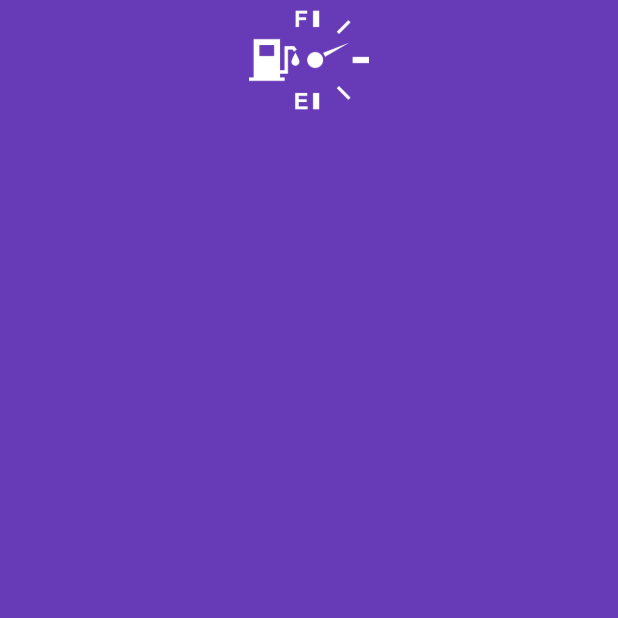
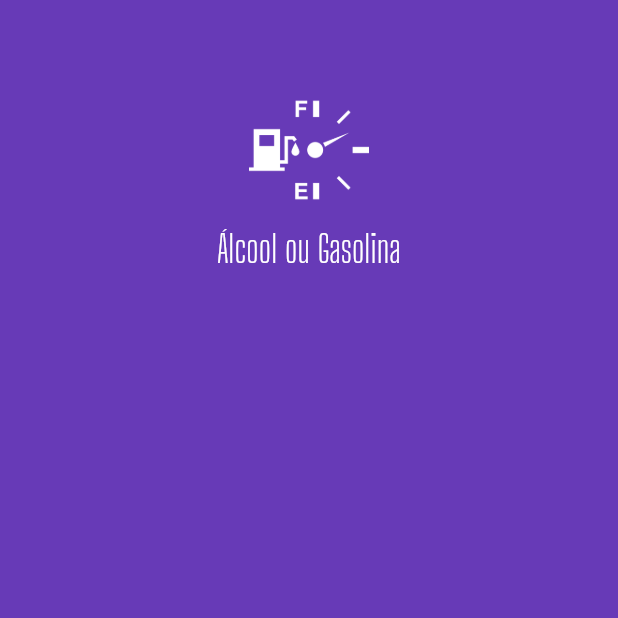
Before and after one commit to enilsonfilho/aog, a Flutter app: the screen it shows after launch, on a phone screen of 412 x 824 dp, the top half of it. Run offline on Flutter 3.47's test engine with Material 2 defaults, Android fonts, the phone set to English and light mode, and no system bars.

Commit message:
Add title

```diff
--- a/lib/main.dart
+++ b/lib/main.dart
@@ -28,10 +28,25 @@ class HomePage extends StatelessWidget {
       backgroundColor: Theme.of(context).primaryColor,
       body: ListView(
         children: <Widget>[
+          const SizedBox(
+            height: 60,
+          ),
           Image.asset(
             "assets/images/aog-white.png",
             height: 80,
           ),
+          const SizedBox(
+            height: 10,
+          ),
+          const Text(
+            "Álcool ou Gasolina",
+            style: TextStyle(
+              color: Colors.white,
+              fontSize: 25,
+              fontFamily: "Big Shoulders Display",
+            ),
+            textAlign: TextAlign.center,
+          )
         ],
       ),
     );
```
